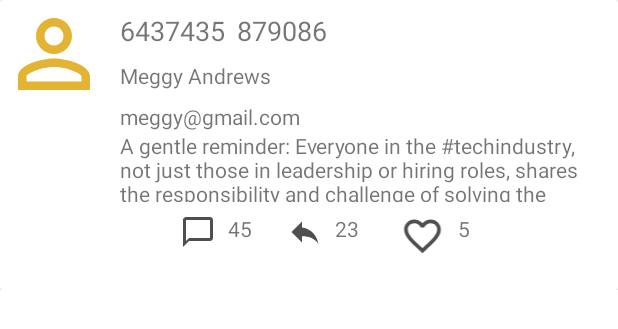
After one commit to WaceraMercyThird/Post, an Android app: the layout comment_list_item.xml on its own in the app's theme, with its tools: preview values and no code run, on a phone screen of 412 x 824 dp. The commit adds this screen. Shown: the top 329 px of the screen. Run offline under Robolectric (Android 15) with nearby library versions, the phone set to English and light mode, and no system bars.

Commit message:
Added recycler view

```diff
--- a/app/build.gradle
+++ b/app/build.gradle
@@ -45,4 +45,6 @@ dependencies {
     androidTestImplementation 'androidx.test.espresso:espresso-core:3.4.0'
     implementation 'com.squareup.retrofit2:retrofit:2.9.0'
     implementation 'com.squareup.retrofit2:converter-gson:2.9.0'
+    implementation 'com.squareup.picasso:picasso:2.8'
+
 }
--- a/app/src/main/java/dev/waceramercythird/myposts/ApiInterface.kt
+++ b/app/src/main/java/dev/waceramercythird/myposts/ApiInterface.kt
@@ -2,9 +2,13 @@ package dev.waceramercythird.myposts
 
 import retrofit2.Call
 import retrofit2.http.GET
+import retrofit2.http.Path
 
 interface ApiInterface {
-    @GET("/post")
+    @GET("posts")
     fun getPost(): Call<List<Post>>
 
+    @GET("/post/{id}")
+    fun getPostId(@Path("id")postId:Int): Call<Post>
+
 }
--- /dev/null
+++ b/app/src/main/res/drawable/ic_baseline_chat_bubble_outline_24.xml
@@ -0,0 +1,5 @@
+<vector android:height="24dp" android:tint="#504F4F"
+    android:viewportHeight="24" android:viewportWidth="24"
+    android:width="24dp" xmlns:android="http://schemas.android.com/apk/res/android">
+    <path android:fillColor="@android:color/white" android:pathData="M20,2L4,2c-1.1,0 -2,0.9 -2,2v18l4,-4h14c1.1,0 2,-0.9 2,-2L22,4c0,-1.1 -0.9,-2 -2,-2zM20,16L6,16l-2,2L4,4h16v12z"/>
+</vector>
--- /dev/null
+++ b/app/src/main/res/drawable/ic_baseline_favorite_border_24.xml
@@ -0,0 +1,5 @@
+<vector android:height="24dp" android:tint="#504F4F"
+    android:viewportHeight="24" android:viewportWidth="24"
+    android:width="24dp" xmlns:android="http://schemas.android.com/apk/res/android">
+    <path android:fillColor="@android:color/white" android:pathData="M16.5,3c-1.74,0 -3.41,0.81 -4.5,2.09C10.91,3.81 9.24,3 7.5,3 4.42,3 2,5.42 2,8.5c0,3.78 3.4,6.86 8.55,11.54L12,21.35l1.45,-1.32C18.6,15.36 22,12.28 22,8.5 22,5.42 19.58,3 16.5,3zM12.1,18.55l-0.1,0.1 -0.1,-0.1C7.14,14.24 4,11.39 4,8.5 4,6.5 5.5,5 7.5,5c1.54,0 3.04,0.99 3.57,2.36h1.87C13.46,5.99 14.96,5 16.5,5c2,0 3.5,1.5 3.5,3.5 0,2.89 -3.14,5.74 -7.9,10.05z"/>
+</vector>
--- /dev/null
+++ b/app/src/main/res/drawable/ic_baseline_person_outline_24.xml
@@ -0,0 +1,5 @@
+<vector android:height="72dp" android:tint="#E3B334"
+    android:viewportHeight="24" android:viewportWidth="24"
+    android:width="72dp" xmlns:android="http://schemas.android.com/apk/res/android">
+    <path android:fillColor="@android:color/white" android:pathData="M12,5.9c1.16,0 2.1,0.94 2.1,2.1s-0.94,2.1 -2.1,2.1S9.9,9.16 9.9,8s0.94,-2.1 2.1,-2.1m0,9c2.97,0 6.1,1.46 6.1,2.1v1.1L5.9,18.1L5.9,17c0,-0.64 3.13,-2.1 6.1,-2.1M12,4C9.79,4 8,5.79 8,8s1.79,4 4,4 4,-1.79 4,-4 -1.79,-4 -4,-4zM12,13c-2.67,0 -8,1.34 -8,4v3h16v-3c0,-2.66 -5.33,-4 -8,-4z"/>
+</vector>
--- /dev/null
+++ b/app/src/main/res/drawable/ic_baseline_reply_24.xml
@@ -0,0 +1,5 @@
+<vector android:height="24dp" android:tint="#504F4F"
+    android:viewportHeight="24" android:viewportWidth="24"
+    android:width="24dp" xmlns:android="http://schemas.android.com/apk/res/android">
+    <path android:fillColor="@android:color/white" android:pathData="M10,9V5l-7,7 7,7v-4.1c5,0 8.5,1.6 11,5.1 -1,-5 -4,-10 -11,-11z"/>
+</vector>
--- /dev/null
+++ b/app/src/main/res/layout/comment_list_item.xml
@@ -0,0 +1,180 @@
+<?xml version="1.0" encoding="utf-8"?>
+<androidx.constraintlayout.widget.ConstraintLayout xmlns:android="http://schemas.android.com/apk/res/android"
+    xmlns:app="http://schemas.android.com/apk/res-auto"
+    xmlns:tools="http://schemas.android.com/tools"
+    android:layout_width="match_parent"
+    android:layout_height="wrap_content"
+    >
+
+
+    <androidx.cardview.widget.CardView
+        android:id="@+id/cvComment"
+        android:layout_width="0dp"
+        android:layout_height="wrap_content"
+        app:layout_constraintBottom_toBottomOf="parent"
+        app:layout_constraintEnd_toEndOf="parent"
+        app:layout_constraintStart_toStartOf="parent"
+        app:layout_constraintTop_toTopOf="parent">
+
+        <androidx.constraintlayout.widget.ConstraintLayout
+            android:layout_width="401dp"
+            android:layout_height="193dp"
+            app:layout_constraintEnd_toEndOf="parent"
+            app:layout_constraintStart_toStartOf="parent">
+
+            <ImageView
+                android:id="@+id/imgAvator"
+                android:layout_width="wrap_content"
+                android:layout_height="wrap_content"
+                app:layout_constraintEnd_toEndOf="parent"
+                app:layout_constraintHorizontal_bias="0.0"
+                app:layout_constraintStart_toStartOf="parent"
+                app:layout_constraintTop_toTopOf="parent"
+                app:srcCompat="@drawable/ic_baseline_person_outline_24" />
+
+            <TextView
+                android:id="@+id/tvPostId"
+                android:layout_width="wrap_content"
+                android:layout_height="wrap_content"
+                android:layout_marginStart="8dp"
+                android:layout_marginTop="8dp"
+                android:layout_marginEnd="8dp"
+                android:textSize="18dp"
+                app:layout_constraintEnd_toEndOf="parent"
+                app:layout_constraintHorizontal_bias="0.0"
+                app:layout_constraintStart_toEndOf="@+id/imgAvator"
+                app:layout_constraintTop_toTopOf="parent"
+                tools:text="6437435" />
+
+            <TextView
+                android:id="@+id/tvId"
+                android:layout_width="wrap_content"
+                android:layout_height="wrap_content"
+                android:layout_marginStart="8dp"
+                android:layout_marginTop="8dp"
+                android:textSize="18dp"
+                app:layout_constraintEnd_toEndOf="parent"
+                app:layout_constraintHorizontal_bias="0.0"
+                app:layout_constraintStart_toEndOf="@+id/tvPostId"
+                app:layout_constraintTop_toTopOf="parent"
+                tools:text="879086" />
+
+            <TextView
+                android:id="@+id/tvComment"
+                android:layout_width="305dp"
+                android:layout_height="47dp"
+                android:layout_marginStart="8dp"
+                android:layout_marginEnd="8dp"
+                app:layout_constraintEnd_toEndOf="parent"
+                app:layout_constraintHorizontal_bias="0.0"
+                app:layout_constraintStart_toEndOf="@+id/imgAvator"
+                app:layout_constraintTop_toBottomOf="@+id/tvEmail"
+                tools:text="A gentle reminder: Everyone in the #techindustry, not just those in leadership or hiring roles, shares the responsibility and challenge of solving the #genderdivide in #tech." />
+
+            <ImageView
+                android:id="@+id/imgTweet"
+                android:layout_width="wrap_content"
+                android:layout_height="wrap_content"
+                android:layout_marginStart="8dp"
+                android:layout_marginTop="8dp"
+                android:layout_marginEnd="8dp"
+                app:layout_constraintEnd_toEndOf="parent"
+                app:layout_constraintHorizontal_bias="0.31"
+                app:layout_constraintStart_toStartOf="parent"
+                app:layout_constraintTop_toBottomOf="@+id/tvComment"
+                app:srcCompat="@drawable/ic_baseline_chat_bubble_outline_24" />
+
+            <TextView
+                android:id="@+id/tvReplay"
+                android:layout_width="wrap_content"
+                android:layout_height="wrap_content"
+                android:layout_marginStart="8dp"
+                android:layout_marginTop="8dp"
+                android:layout_marginEnd="8dp"
+                app:layout_constraintEnd_toEndOf="parent"
+                app:layout_constraintHorizontal_bias="0.0"
+                app:layout_constraintStart_toEndOf="@+id/imgTweet"
+                app:layout_constraintTop_toBottomOf="@+id/tvComment"
+                tools:text="45" />
+
+            <ImageView
+                android:id="@+id/imgRetweet"
+                android:layout_width="wrap_content"
+                android:layout_height="wrap_content"
+                android:layout_marginStart="8dp"
+                android:layout_marginTop="8dp"
+                android:layout_marginEnd="8dp"
+                app:layout_constraintEnd_toEndOf="parent"
+                app:layout_constraintHorizontal_bias="0.08"
+                app:layout_constraintStart_toEndOf="@+id/tvReplay"
+                app:layout_constraintTop_toBottomOf="@+id/tvComment"
+                app:srcCompat="@drawable/ic_baseline_reply_24" />
+
+            <TextView
+                android:id="@+id/tvRetweet"
+                android:layout_width="wrap_content"
+                android:layout_height="wrap_content"
+                android:layout_marginStart="8dp"
+                android:layout_marginTop="8dp"
+                app:layout_constraintEnd_toEndOf="parent"
+                app:layout_constraintHorizontal_bias="0.0"
+                app:layout_constraintStart_toEndOf="@+id/imgRetweet"
+                app:layout_constraintTop_toBottomOf="@+id/tvComment"
+                tools:text="23" />
+
+            <ImageView
+                android:id="@+id/imgLike"
+                android:layout_width="31dp"
+                android:layout_height="29dp"
+                android:layout_marginStart="8dp"
+                android:layout_marginTop="8dp"
+                android:layout_marginEnd="8dp"
+                app:layout_constraintEnd_toEndOf="parent"
+                app:layout_constraintHorizontal_bias="0.16"
+                app:layout_constraintStart_toEndOf="@+id/tvRetweet"
+                app:layout_constraintTop_toBottomOf="@+id/tvComment"
+                app:srcCompat="@drawable/ic_baseline_favorite_border_24" />
+
+            <TextView
+                android:id="@+id/tvLike"
+                android:layout_width="wrap_content"
+                android:layout_height="wrap_content"
+                android:layout_marginStart="8dp"
+                android:layout_marginTop="8dp"
+                android:layout_marginEnd="8dp"
+                app:layout_constraintEnd_toEndOf="parent"
+                app:layout_constraintHorizontal_bias="0.0"
+                app:layout_constraintStart_toEndOf="@+id/imgLike"
+                app:layout_constraintTop_toBottomOf="@+id/tvComment"
+                tools:text="5" />
+
+            <TextView
+                android:id="@+id/tvName"
+                android:layout_width="wrap_content"
+                android:layout_height="wrap_content"
+                android:layout_marginStart="8dp"
+                android:layout_marginTop="8dp"
+                android:layout_marginEnd="273dp"
+                android:text="Meggy Andrews"
+                app:layout_constraintEnd_toEndOf="parent"
+                app:layout_constraintHorizontal_bias="0.0"
+                app:layout_constraintStart_toEndOf="@+id/imgAvator"
+                app:layout_constraintTop_toBottomOf="@+id/tvId" />
+
+            <TextView
+                android:id="@+id/tvEmail"
+                android:layout_width="wrap_content"
+                android:layout_height="wrap_content"
+                android:layout_marginStart="8dp"
+                android:layout_marginTop="8dp"
+                android:layout_marginEnd="263dp"
+                android:text="meggy@gmail.com"
+                app:layout_constraintEnd_toEndOf="parent"
+                app:layout_constraintHorizontal_bias="0.0"
+                app:layout_constraintStart_toEndOf="@+id/imgAvator"
+                app:layout_constraintTop_toBottomOf="@+id/tvName" />
+
+        </androidx.constraintlayout.widget.ConstraintLayout>
+    </androidx.cardview.widget.CardView>
+
+</androidx.constraintlayout.widget.ConstraintLayout>
```
Also changed, not shown: app/src/main/AndroidManifest.xml (+8 -1 lines), app/src/main/java/dev/waceramercythird/myposts/MainActivity.kt (+16 -2 lines), app/src/main/java/dev/waceramercythird/myposts/PostRvAdapter.kt (added, +51 -0 lines), app/src/main/res/layout/activity_main.xml (+10 -7 lines), app/src/main/res/layout/post_list_item.xml (added, +91 -0 lines).
